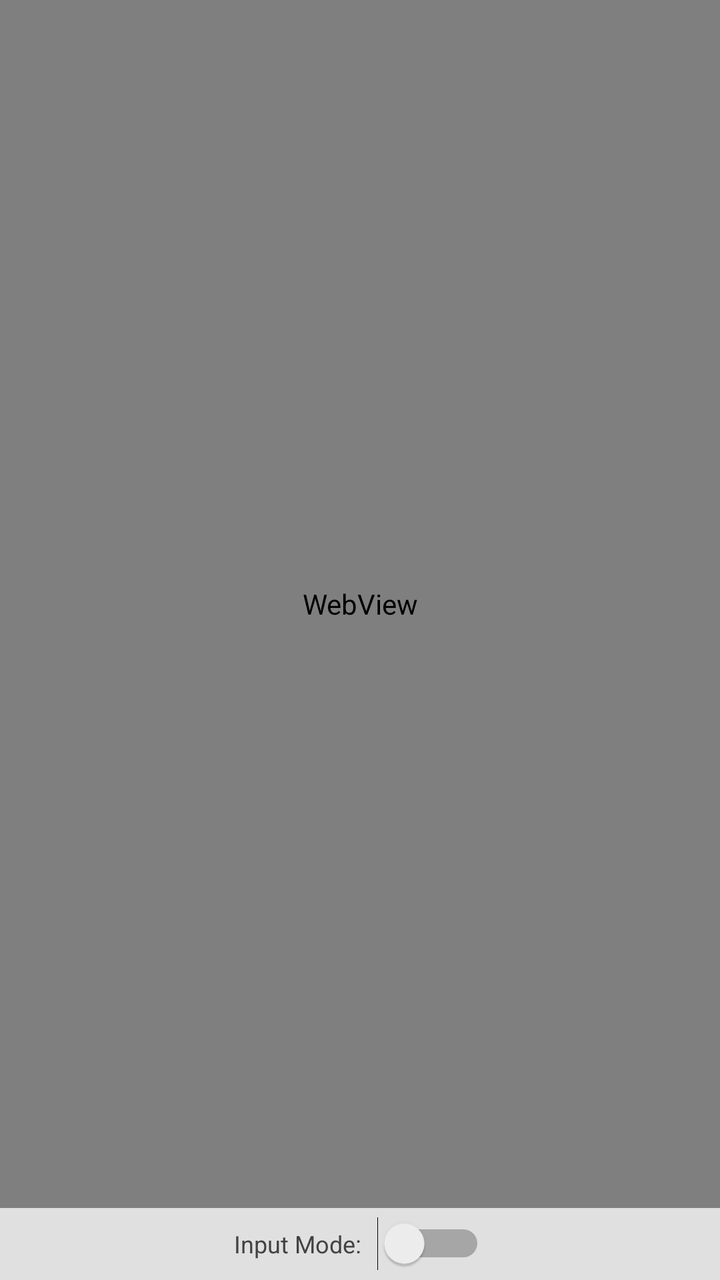
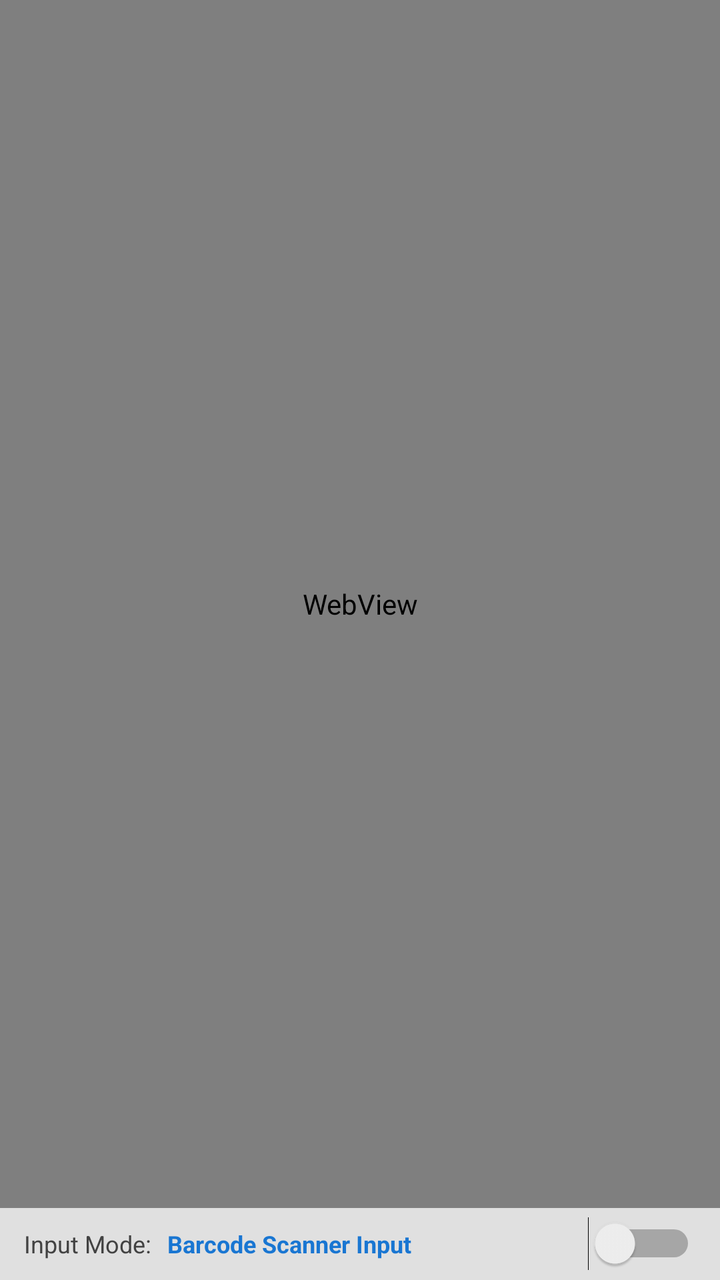

Before-and-after screenshots of an Android layout around one commit, followed by the original layout XML and the change that was made.
<!-- AndroidManifest.xml: application theme android:Theme.Material.Light.NoActionBar -->
<!-- res/layout/activity_main.xml -->
<?xml version="1.0" encoding="utf-8"?>
<RelativeLayout xmlns:android="http://schemas.android.com/apk/res/android"
    android:layout_width="match_parent"
    android:layout_height="match_parent">

    <ProgressBar
        android:id="@+id/progressBar"
        style="?android:attr/progressBarStyleHorizontal"
        android:layout_width="match_parent"
        android:layout_height="3dp"
        android:layout_alignParentTop="true"
        android:max="100"
        android:visibility="gone" />

    <WebView
        android:id="@+id/webview"
        android:layout_width="match_parent"
        android:layout_height="match_parent"
        android:layout_below="@id/progressBar"
        android:layout_above="@id/toggleBar" />

    <LinearLayout
        android:id="@+id/toggleBar"
        android:layout_width="match_parent"
        android:layout_height="36dp"
        android:layout_alignParentBottom="true"
        android:background="#E0E0E0"
        android:gravity="center"
        android:orientation="horizontal"
        android:paddingLeft="12dp"
        android:paddingRight="12dp">

        <TextView
            android:layout_width="wrap_content"
            android:layout_height="wrap_content"
            android:text="Input Mode:"
            android:textSize="12sp"
            android:textColor="#424242" />

        <Switch
            android:id="@+id/modeSwitch"
            android:layout_width="wrap_content"
            android:layout_height="wrap_content"
            android:layout_marginLeft="8dp"
            android:checked="false"
            android:textOff="Barcode Scanner Input"
            android:textOn="Keyboard Input" />

    </LinearLayout>

</RelativeLayout>
<!-- resources referenced by this layout -->
<resources>

</resources>

<!-- the commit's change to res/layout/activity_main.xml (unified diff, before → after) -->
@@ -25,7 +25,7 @@
         android:layout_height="36dp"
         android:layout_alignParentBottom="true"
         android:background="#E0E0E0"
-        android:gravity="center"
+        android:gravity="center_vertical"
         android:orientation="horizontal"
         android:paddingLeft="12dp"
         android:paddingRight="12dp">
@@ -37,14 +37,24 @@
             android:textSize="12sp"
             android:textColor="#424242" />
 
+        <TextView
+            android:id="@+id/currentModeText"
+            android:layout_width="0dp"
+            android:layout_height="wrap_content"
+            android:layout_weight="1"
+            android:layout_marginLeft="8dp"
+            android:text="Barcode Scanner Input"
+            android:textSize="12sp"
+            android:textColor="#1976D2"
+            android:textStyle="bold" />
+
         <Switch
             android:id="@+id/modeSwitch"
             android:layout_width="wrap_content"
             android:layout_height="wrap_content"
-            android:layout_marginLeft="8dp"
             android:checked="false"
-            android:textOff="Barcode Scanner Input"
-            android:textOn="Keyboard Input" />
+            android:textOff=""
+            android:textOn="" />
 
     </LinearLayout>
 
